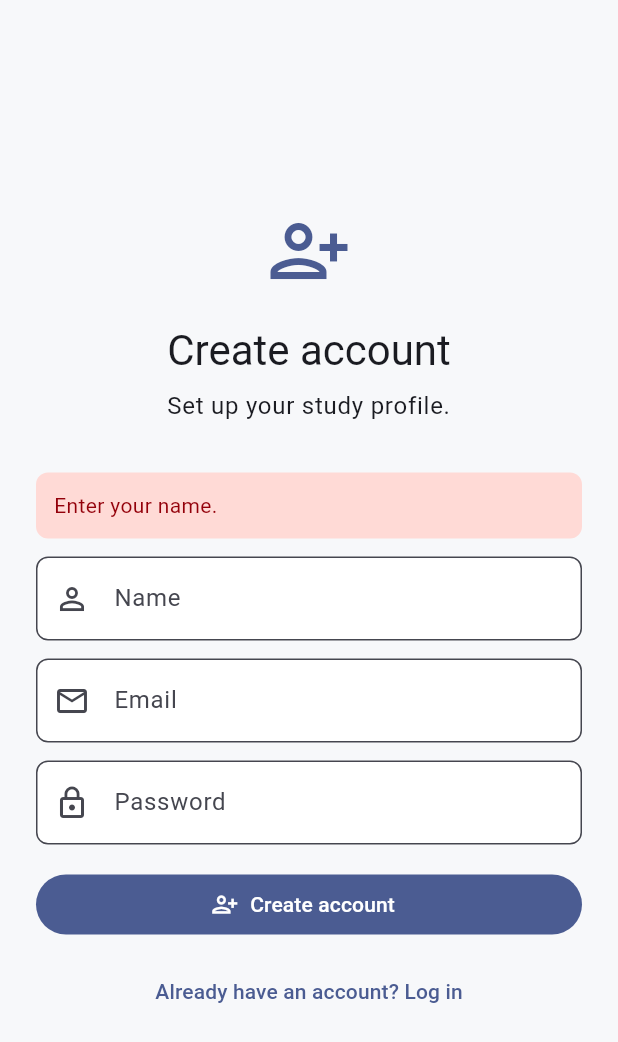
After one commit to MoonlighC/ai-study-buddy, a Flutter app: the SignupScreen screen opened by its route, after a tap on "Create account", on a phone screen of 412 x 824 dp. The commit adds this screen. Shown: the top 1042 px of the screen. Run offline on Flutter 3.47's test engine with Material 3 defaults, Android fonts, the phone set to English and light mode, and no system bars; our stand-ins replace supabase_flutter; accounts and stored records are empty.

Commit message:
Add dedicated signup profile flow

```diff
--- a/lib/app/routes.dart
+++ b/lib/app/routes.dart
@@ -4,6 +4,7 @@ import '../core/models/material.dart';
 import '../core/models/subject.dart';
 import '../features/auth/auth_gate_screen.dart';
 import '../features/auth/login_screen.dart';
+import '../features/auth/signup_screen.dart';
 import '../features/dashboard/dashboard_screen.dart';
 import '../features/favorites/favorites_screen.dart';
 import '../features/flashcards/flashcards_screen.dart';
@@ -26,6 +27,7 @@ import '../mock/mock_data.dart';
 class AppRoutes {
   static const authGate = '/auth';
   static const login = '/';
+  static const signup = '/signup';
   static const dashboard = '/dashboard';
   static const subjects = '/subjects';
   static const subjectDetail = '/subjects/detail';
@@ -55,6 +57,7 @@ class AppRoutes {
     final widget = switch (routeSettings.name) {
       authGate => const AuthGateScreen(),
       login => const LoginScreen(),
+      signup => const SignupScreen(),
       dashboard => const DashboardScreen(),
       subjects => const SubjectsScreen(),
       subjectDetail => SubjectDetailScreen(subject: subject),
--- a/lib/features/auth/auth_controller.dart
+++ b/lib/features/auth/auth_controller.dart
@@ -87,9 +87,16 @@ class AuthController extends ChangeNotifier {
   }
 
   Future<bool> signUpWithEmail({
+    required String displayName,
     required String email,
     required String password,
   }) async {
+    final trimmedDisplayName = displayName.trim();
+    if (trimmedDisplayName.isEmpty) {
+      _setError('Enter your name.');
+      return false;
+    }
+
     final validationMessage = _validateCredentials(
       email: email,
       password: password,
@@ -101,6 +108,7 @@ class AuthController extends ChangeNotifier {
 
     return _runAuthAction(() async {
       final result = await authRepository.signUpWithEmail(
+        displayName: trimmedDisplayName,
         email: email,
         password: password,
       );
@@ -186,6 +194,11 @@ class AuthController extends ChangeNotifier {
     notifyListeners();
   }
 
+  void clearMessages() {
+    _clearMessages();
+    notifyListeners();
+  }
+
   void _clearMessages() {
     _errorMessage = null;
     _noticeMessage = null;
@@ -216,7 +229,8 @@ class AuthScope extends InheritedNotifier<AuthController> {
   }
 
   static AuthController read(BuildContext context) {
-    final element = context.getElementForInheritedWidgetOfExactType<AuthScope>();
+    final element = context
+        .getElementForInheritedWidgetOfExactType<AuthScope>();
     final scope = element?.widget as AuthScope?;
     assert(scope != null, 'No AuthScope found in context.');
     return scope!.notifier!;
--- /dev/null
+++ b/lib/features/auth/auth_message.dart
@@ -0,0 +1,28 @@
+import 'package:flutter/material.dart';
+
+class AuthMessage extends StatelessWidget {
+  const AuthMessage({required this.message, this.isError = false, super.key});
+
+  final String message;
+  final bool isError;
+
+  @override
+  Widget build(BuildContext context) {
+    final colorScheme = Theme.of(context).colorScheme;
+    final background = isError
+        ? colorScheme.errorContainer
+        : colorScheme.secondaryContainer;
+    final foreground = isError
+        ? colorScheme.onErrorContainer
+        : colorScheme.onSecondaryContainer;
+
+    return Container(
+      padding: const EdgeInsets.all(12),
+      decoration: BoxDecoration(
+        color: background,
+        borderRadius: BorderRadius.circular(8),
+      ),
+      child: Text(message, style: TextStyle(color: foreground)),
+    );
+  }
+}
--- a/lib/features/auth/auth_models.dart
+++ b/lib/features/auth/auth_models.dart
@@ -1,8 +1,9 @@
 class AuthUser {
-  const AuthUser({required this.id, required this.email});
+  const AuthUser({required this.id, required this.email, this.displayName});
 
   final String id;
   final String email;
+  final String? displayName;
 }
 
 class AuthResult {
--- a/lib/features/auth/auth_repository.dart
+++ b/lib/features/auth/auth_repository.dart
@@ -9,6 +9,7 @@ abstract class AuthRepository {
   });
 
   Future<AuthResult> signUpWithEmail({
+    required String displayName,
     required String email,
     required String password,
   });
@@ -52,12 +53,14 @@ class MockAuthRepository implements AuthRepository {
     _user = const AuthUser(
       id: 'mock-user',
       email: 'alex.student@example.test',
+      displayName: 'Alex Student',
     );
     return AuthResult.signedIn(_user!);
   }
 
   @override
   Future<AuthResult> signUpWithEmail({
+    required String displayName,
     required String email,
     required String password,
   }) async {
--- /dev/null
+++ b/lib/features/auth/signup_screen.dart
@@ -0,0 +1,152 @@
+import 'package:flutter/material.dart';
+
+import '../../app/routes.dart';
+import 'auth_controller.dart';
+import 'auth_message.dart';
+
+class SignupScreen extends StatefulWidget {
+  const SignupScreen({super.key});
+
+  @override
+  State<SignupScreen> createState() => _SignupScreenState();
+}
+
+class _SignupScreenState extends State<SignupScreen> {
+  final _nameController = TextEditingController();
+  final _emailController = TextEditingController();
+  final _passwordController = TextEditingController();
+
+  @override
+  void dispose() {
+    _nameController.dispose();
+    _emailController.dispose();
+    _passwordController.dispose();
+    super.dispose();
+  }
+
+  @override
+  Widget build(BuildContext context) {
+    final auth = AuthScope.watch(context);
+
+    return Scaffold(
+      body: SafeArea(
+        child: Center(
+          child: SingleChildScrollView(
+            padding: const EdgeInsets.all(24),
+            child: ConstrainedBox(
+              constraints: const BoxConstraints(maxWidth: 420),
+              child: Column(
+                mainAxisAlignment: MainAxisAlignment.center,
+                crossAxisAlignment: CrossAxisAlignment.stretch,
+                children: [
+                  Icon(
+                    Icons.person_add_alt_1_outlined,
+                    size: 56,
+                    color: Theme.of(context).colorScheme.primary,
+                  ),
+                  const SizedBox(height: 20),
+                  Text(
+                    'Create account',
+                    textAlign: TextAlign.center,
+                    style: Theme.of(context).textTheme.headlineMedium,
+                  ),
+                  const SizedBox(height: 8),
+                  Text(
+                    'Set up your study profile.',
+                    textAlign: TextAlign.center,
+                    style: Theme.of(context).textTheme.bodyLarge,
+                  ),
+                  const SizedBox(height: 32),
+                  if (auth.errorMessage != null) ...[
+                    AuthMessage(message: auth.errorMessage!, isError: true),
+                    const SizedBox(height: 12),
+                  ],
+                  if (auth.noticeMessage != null) ...[
+                    AuthMessage(message: auth.noticeMessage!),
+                    const SizedBox(height: 12),
+                  ],
+                  TextField(
+                    controller: _nameController,
+                    enabled: !auth.isLoading,
+                    textInputAction: TextInputAction.next,
+                    decoration: const InputDecoration(
+                      labelText: 'Name',
+                      prefixIcon: Icon(Icons.person_outline),
+                    ),
+                  ),
+                  const SizedBox(height: 12),
+                  TextField(
+                    controller: _emailController,
+                    enabled: !auth.isLoading,
+                    keyboardType: TextInputType.emailAddress,
+                    textInputAction: TextInputAction.next,
+                    decoration: const InputDecoration(
+                      labelText: 'Email',
+                      prefixIcon: Icon(Icons.mail_outline),
+                    ),
+                  ),
+                  const SizedBox(height: 12),
+                  TextField(
+                    controller: _passwordController,
+                    enabled: !auth.isLoading,
+                    obscureText: true,
+                    textInputAction: TextInputAction.done,
+                    decoration: const InputDecoration(
+                      labelText: 'Password',
+                      prefixIcon: Icon(Icons.lock_outline),
+                    ),
+                    onSubmitted: (_) => _createAccount(context),
+                  ),
+                  const SizedBox(height: 16),
+                  if (auth.isLoading) ...[
+                    const LinearProgressIndicator(),
+                    const SizedBox(height: 12),
+                  ],
+                  FilledButton.icon(
+                    onPressed: auth.isLoading
+                        ? null
+                        : () => _createAccount(context),
+                    icon: const Icon(Icons.person_add_alt_1_outlined),
+                    label: const Text('Create account'),
+                  ),
+                  const SizedBox(height: 10),
+                  TextButton(
+                    onPressed: auth.isLoading ? null : () => _returnToLogin(),
+                    child: const Text('Already have an account? Log in'),
+                  ),
+                ],
+              ),
+            ),
+          ),
+        ),
+      ),
+    );
+  }
+
+  Future<void> _createAccount(BuildContext context) async {
+    FocusScope.of(context).unfocus();
+    final signedIn = await AuthScope.read(context).signUpWithEmail(
+      displayName: _nameController.text,
+      email: _emailController.text,
+      password: _passwordController.text,
+    );
+    if (!context.mounted || !signedIn) {
+      return;
+    }
+    Navigator.pushNamedAndRemoveUntil(
+      context,
+      AppRoutes.dashboard,
+      (route) => false,
+    );
+  }
+
+  void _returnToLogin() {
+    AuthScope.read(context).clearMessages();
+    final navigator = Navigator.of(context);
+    if (navigator.canPop()) {
+      navigator.pop();
+      return;
+    }
+    navigator.pushReplacementNamed(AppRoutes.login);
+  }
+}
--- a/lib/features/auth/supabase_auth_repository.dart
+++ b/lib/features/auth/supabase_auth_repository.dart
@@ -45,18 +45,22 @@ class SupabaseAuthRepository implements AuthRepository {
 
   @override
   Future<AuthResult> signUpWithEmail({
+    required String displayName,
     required String email,
     required String password,
   }) async {
+    final trimmedEmail = email.trim();
+    final trimmedDisplayName = displayName.trim();
     try {
       final response = await _client.auth.signUp(
-        email: email.trim(),
+        email: trimmedEmail,
         password: password,
+        data: <String, dynamic>{'display_name': trimmedDisplayName},
       );
       final user = response.user ?? _client.auth.currentUser;
       final session = response.session ?? _client.auth.currentSession;
       if (user == null || session == null) {
-        return AuthResult.emailConfirmationRequired(email.trim());
+        return AuthResult.emailConfirmationRequired(trimmedEmail);
       }
       return AuthResult.signedIn(_mapUser(user));
     } on supabase.AuthException catch (error) {
@@ -95,7 +99,20 @@ class SupabaseAuthRepository implements AuthRepository {
   }
 
   AuthUser _mapUser(supabase.User user) {
-    return AuthUser(id: user.id, email: user.email ?? '');
+    return AuthUser(
+      id: user.id,
+      email: user.email ?? '',
+      displayName: _metadataString(user.userMetadata, 'display_name'),
+    );
+  }
+
+  String? _metadataString(Map<String, dynamic>? metadata, String key) {
+    final value = metadata?[key];
+    if (value is! String) {
+      return null;
+    }
+    final trimmedValue = value.trim();
+    return trimmedValue.isEmpty ? null : trimmedValue;
   }
 }
 
@@ -110,6 +127,7 @@ class SupabaseProfileRepository implements ProfileRepository {
       await _client.from('profiles').upsert(<String, Object?>{
         'id': user.id,
         'email': user.email,
+        'display_name': user.displayName,
       });
     } catch (_) {
       throw const ProfileRepositoryException(
--- a/lib/features/settings/settings_screen.dart
+++ b/lib/features/settings/settings_screen.dart
@@ -19,6 +19,9 @@ class SettingsScreen extends StatelessWidget {
     final isSupabaseMode =
         state.config.effectiveBackendMode == AppBackendMode.supabase;
     final accountEmail = auth.user?.email ?? 'alex.student@example.test';
+    final accountName = isSupabaseMode
+        ? _accountName(displayName: auth.user?.displayName, email: accountEmail)
+        : 'Alex Student';
 
     return Scaffold(
       appBar: AppBar(
@@ -37,15 +40,14 @@ class SettingsScreen extends StatelessWidget {
           SectionCard(
             icon: Icons.person_outline,
             title: 'Account',
-            subtitle: isSupabaseMode ? 'Supabase account' : 'Local mock profile',
+            subtitle: isSupabaseMode
+                ? 'Supabase account'
+                : 'Local mock profile',
             child: Column(
               crossAxisAlignment: CrossAxisAlignment.stretch,
               children: [
-                const _InfoRow(label: 'Name', value: 'Alex Student'),
-                _InfoRow(
-                  label: 'Email',
-                  value: accountEmail,
-                ),
+                _InfoRow(label: 'Name', value: accountName),
+                _InfoRow(label: 'Email', value: accountEmail),
                 const SizedBox(height: 12),
                 FilledButton.tonalIcon(
                   onPressed: auth.isLoading ? null : () => _logOut(context),
@@ -188,6 +190,19 @@ class SettingsScreen extends StatelessWidget {
     };
   }
 
+  String _accountName({required String? displayName, required String email}) {
+    final trimmedName = displayName?.trim();
+    if (trimmedName != null && trimmedName.isNotEmpty) {
+      return trimmedName;
+    }
+
+    final atIndex = email.indexOf('@');
+    if (atIndex > 0) {
+      return email.substring(0, atIndex);
+    }
+    return 'Study buddy';
+  }
+
   Future<void> _logOut(BuildContext context) async {
     final signedOut = await AuthScope.read(context).signOut();
     if (!context.mounted) {
@@ -196,9 +211,9 @@ class SettingsScreen extends StatelessWidget {
     if (!signedOut) {
       final message =
           AuthScope.read(context).errorMessage ?? 'Could not log out.';
-      ScaffoldMessenger.of(context).showSnackBar(
-        SnackBar(content: Text(message)),
-      );
+      ScaffoldMessenger.of(
+        context,
+      ).showSnackBar(SnackBar(content: Text(message)));
       return;
     }
     Navigator.pushNamedAndRemoveUntil(
```
Also changed, not shown: lib/features/auth/login_screen.dart (+7 -38 lines), 2 other files.
